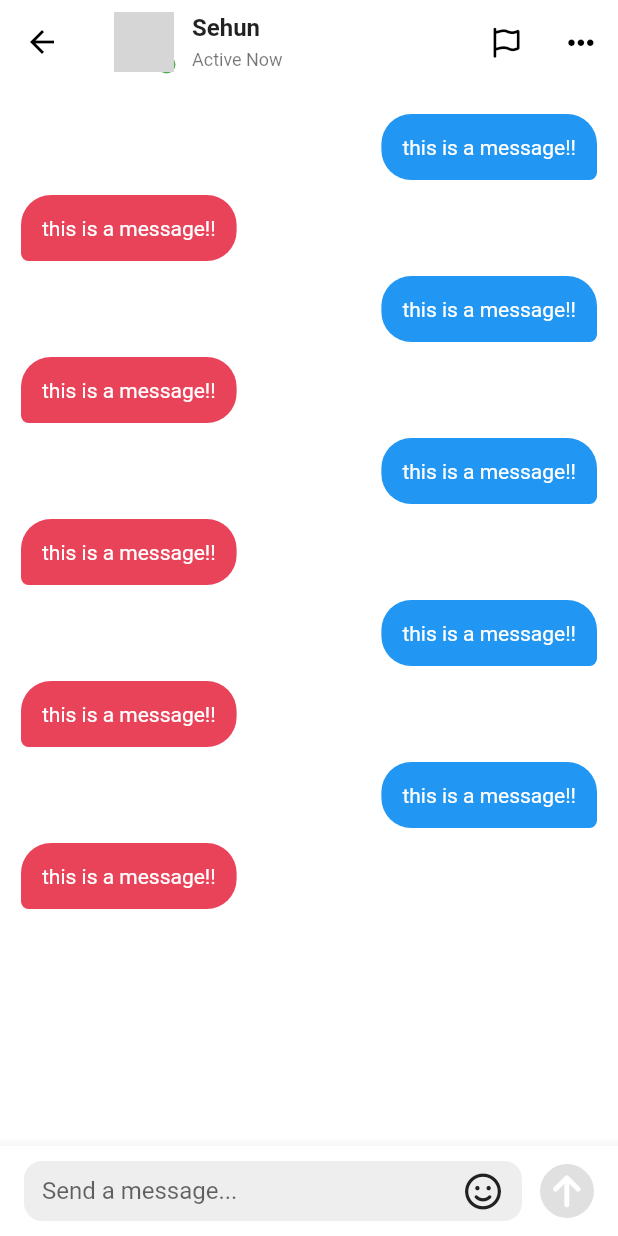
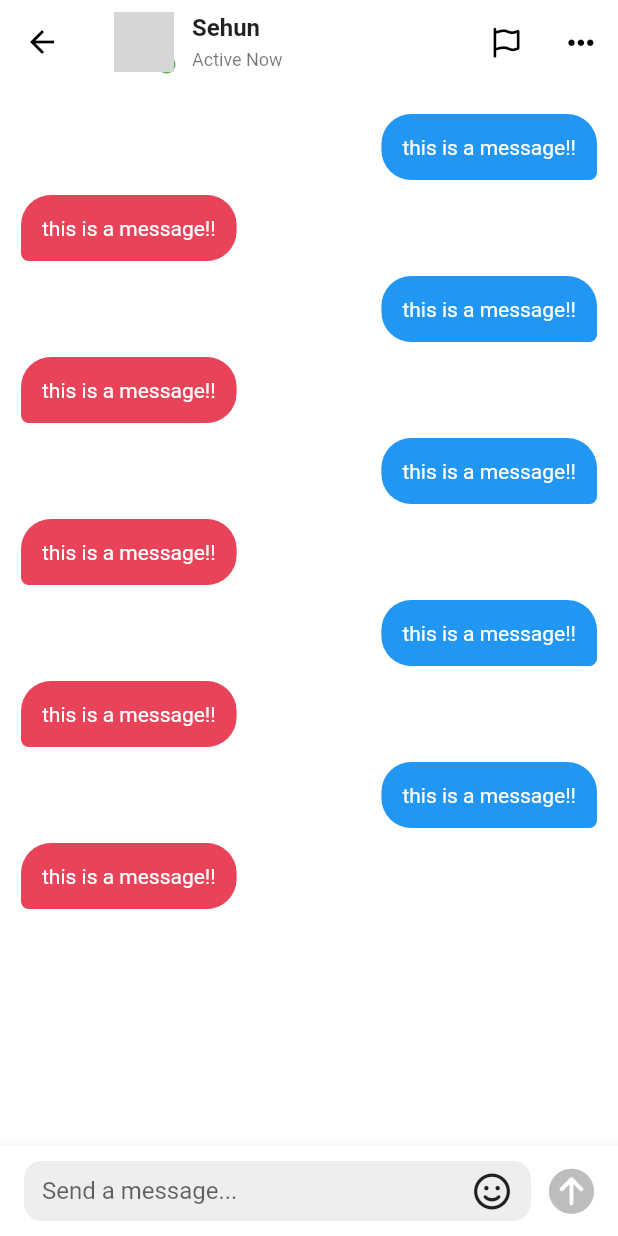
Before and after one commit to defsehun/eggtok, a Flutter app: the ChatDetailScreen screen opened directly, on a phone screen of 412 x 824 dp. Run offline on Flutter 3.47's test engine with Material 2 defaults, Android fonts, the phone set to English and light mode, and no system bars; our stand-ins replace font_awesome_flutter, marquee, readmore, video_player, visibility_detector; network calls fail; grey boxes are pictures that could not be loaded.

Commit message:
fix: send icon

```diff
--- a/lib/features/inbox/chat_detail_screen.dart
+++ b/lib/features/inbox/chat_detail_screen.dart
@@ -193,19 +193,12 @@ class _ChatDetailScreenState extends State<ChatDetailScreen> {
                     Gaps.h12,
                     GestureDetector(
                       onTap: _stopWriting,
-                      child: Container(
-                        height: Sizes.size36,
-                        width: Sizes.size36,
-                        decoration: BoxDecoration(
-                          color: Colors.grey.shade300,
-                          shape: BoxShape.circle,
-                        ),
-                        child: const Center(
-                          child: FaIcon(
-                            FontAwesomeIcons.arrowUp,
-                            color: Colors.white,
-                          ),
-                        ),
+                      child: FaIcon(
+                        FontAwesomeIcons.circleArrowUp,
+                        size: Sizes.size30,
+                        color: _isWriting
+                            ? Theme.of(context).primaryColor
+                            : Colors.grey.shade400,
                       ),
                     ),
                   ],
```
